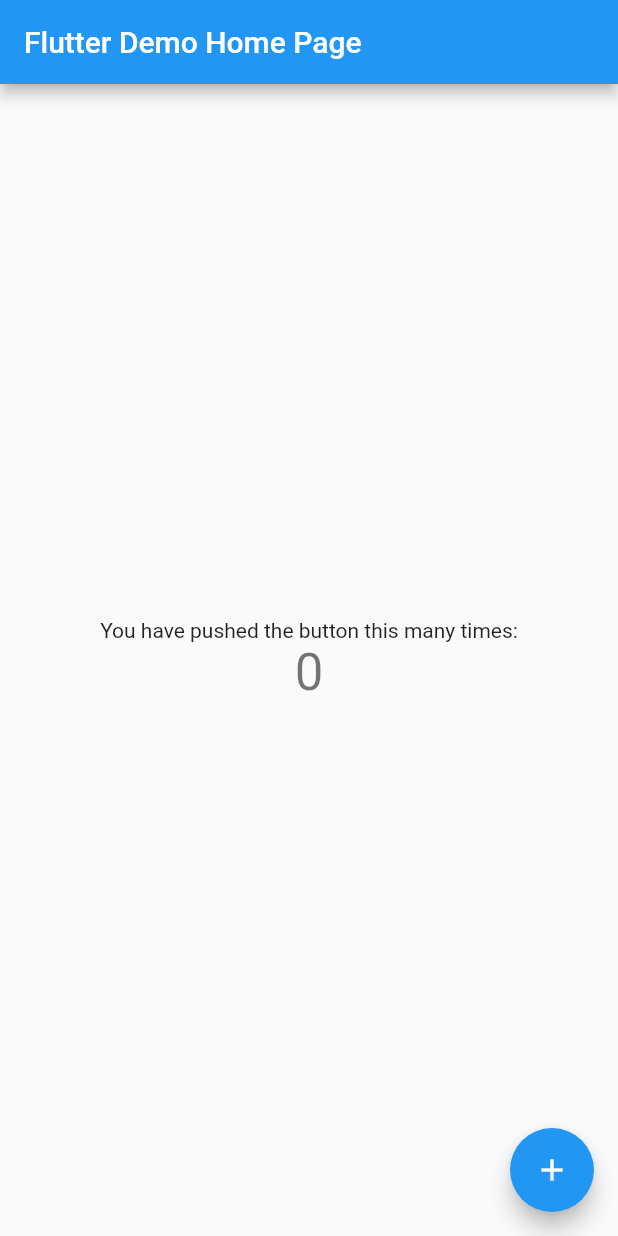
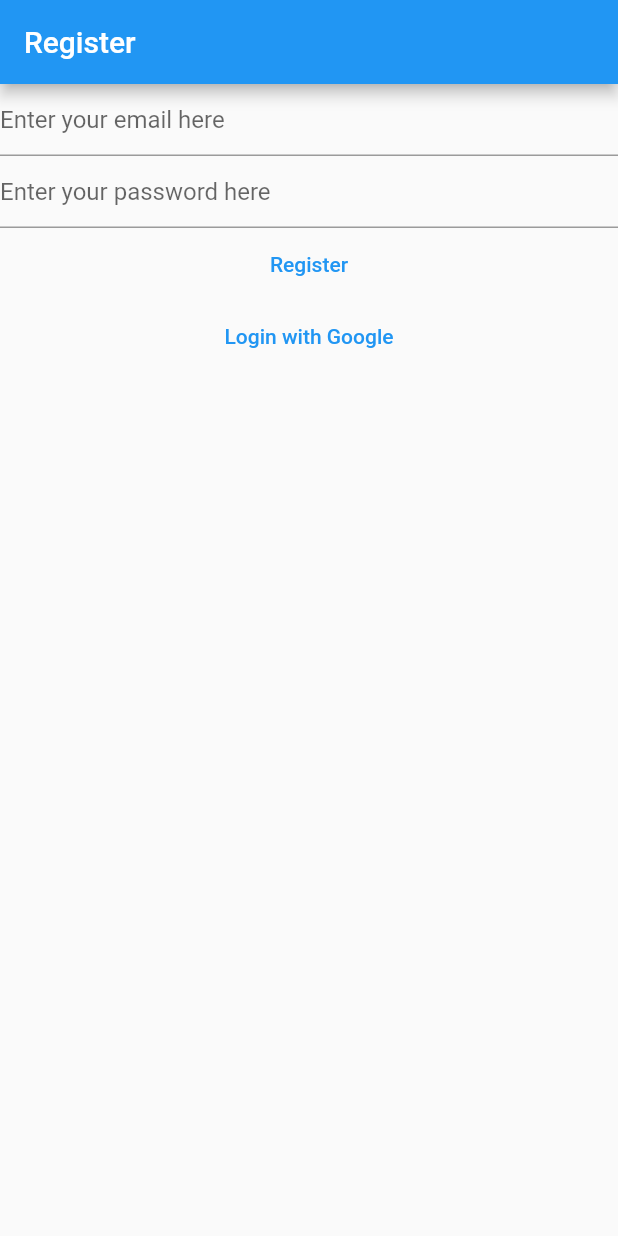
Before and after one commit to NerdyWithZainab/Notes-App, a Flutter app: the screen it shows after launch, on a phone screen of 412 x 824 dp. Run offline on Flutter 3.47's test engine with Material 2 defaults, Android fonts, the phone set to English and light mode, and no system bars; our stand-ins replace firebase_auth, firebase_core, google_sign_in; accounts and stored records are empty.

Commit message:
Added the google sign in authentication

```diff
--- a/notes/lib/main.dart
+++ b/notes/lib/main.dart
@@ -1,115 +1,122 @@
+// ignore_for_file: use_build_context_synchronously
+
+import 'package:firebase_core/firebase_core.dart';
 import 'package:flutter/material.dart';
+import 'package:firebase_auth/firebase_auth.dart';
+import 'package:notes/firebase_options.dart';
+import 'package:notes/utils/authentication.dart';
 
 void main() {
-  runApp(const MyApp());
+  WidgetsFlutterBinding.ensureInitialized();
+  runApp(
+    const MaterialApp(
+      home: HomePage(),
+    ),
+  );
 }
 
-class MyApp extends StatelessWidget {
-  const MyApp({super.key});
+class HomePage extends StatefulWidget {
+  const HomePage({Key? key}) : super(key: key);
 
-  // This widget is the root of your application.
   @override
-  Widget build(BuildContext context) {
-    return MaterialApp(
-      title: 'Flutter Demo',
-      theme: ThemeData(
-        // This is the theme of your application.
-        //
-        // Try running your application with "flutter run". You'll see the
-        // application has a blue toolbar. Then, without quitting the app, try
-        // changing the primarySwatch below to Colors.green and then invoke
-        // "hot reload" (press "r" in the console where you ran "flutter run",
-        // or simply save your changes to "hot reload" in a Flutter IDE).
-        // Notice that the counter didn't reset back to zero; the application
-        // is not restarted.
-        primarySwatch: Colors.blue,
-      ),
-      home: const MyHomePage(title: 'Flutter Demo Home Page'),
-    );
-  }
+  State<HomePage> createState() => _HomePageState();
 }
 
-class MyHomePage extends StatefulWidget {
-  const MyHomePage({super.key, required this.title});
-
-  // This widget is the home page of your application. It is stateful, meaning
-  // that it has a State object (defined below) that contains fields that affect
-  // how it looks.
-
-  // This class is the configuration for the state. It holds the values (in this
-  // case the title) provided by the parent (in this case the App widget) and
-  // used by the build method of the State. Fields in a Widget subclass are
-  // always marked "final".
-
-  final String title;
+class _HomePageState extends State<HomePage> {
+  late final TextEditingController _email;
+  late final TextEditingController _password;
 
   @override
-  State<MyHomePage> createState() => _MyHomePageState();
-}
+  void initState() {
+    _email = TextEditingController();
+    _password = TextEditingController();
+    super.initState();
+  }
 
-class _MyHomePageState extends State<MyHomePage> {
-  int _counter = 0;
+  @override
+  void dispose() {
+    // TODO: implement dispose
+    _email.dispose();
+    _password.dispose();
+    super.dispose();
+  }
 
-  void _incrementCounter() {
-    setState(() {
-      // This call to setState tells the Flutter framework that something has
-      // changed in this State, which causes it to rerun the build method below
-      // so that the display can reflect the updated values. If we changed
-      // _counter without calling setState(), then the build method would not be
-      // called again, and so nothing would appear to happen.
-      _counter++;
-    });
+  Future<void> _registerWithEmailAndPassword() async {
+    final email = _email.text;
+    final password = _password.text;
+    try {
+      await FirebaseAuth.instance
+          .createUserWithEmailAndPassword(email: email, password: password);
+    } on FirebaseAuthException catch (e) {
+      if (e.code == 'weak-password') {
+        ScaffoldMessenger.of(context).showSnackBar(
+          const SnackBar(
+            content: Text('The password provided is too weak.'),
+          ),
+        );
+      } else if (e.code == 'email-already-in-use') {
+        ScaffoldMessenger.of(context).showSnackBar(const SnackBar(
+            content: Text('An account already exists with this email.')));
+      }
+    } catch (e) {
+      ScaffoldMessenger.of(context).showSnackBar(const SnackBar(
+          content: Text('Failed to register. Please try again later.')));
+    }
+  }
+
+  Future<void> _signInWithGoogle() async {
+    User? user = await Authentication.signInWithGoogle(context: context);
+    if (user != null) {
+      showDialog(
+        context: context,
+        builder: (BuildContext context) {
+          return const AlertDialog(
+            title: Text('Login Successful'),
+            content: Text('You have successfully logged in.'),
+          );
+        },
+      );
+    } else {
+      ScaffoldMessenger.of(context).showSnackBar(const SnackBar(
+          content:
+              Text('Failed to sign in with Google. Please try again later.')));
+    }
   }
 
   @override
   Widget build(BuildContext context) {
-    // This method is rerun every time setState is called, for instance as done
-    // by the _incrementCounter method above.
-    //
-    // The Flutter framework has been optimized to make rerunning build methods
-    // fast, so that you can just rebuild anything that needs updating rather
-    // than having to individually change instances of widgets.
     return Scaffold(
       appBar: AppBar(
-        // Here we take the value from the MyHomePage object that was created by
-        // the App.build method, and use it to set our appbar title.
-        title: Text(widget.title),
+        title: const Text("Register"),
       ),
-      body: Center(
-        // Center is a layout widget. It takes a single child and positions it
-        // in the middle of the parent.
-        child: Column(
-          // Column is also a layout widget. It takes a list of children and
-          // arranges them vertically. By default, it sizes itself to fit its
-          // children horizontally, and tries to be as tall as its parent.
-          //
-          // Invoke "debug painting" (press "p" in the console, choose the
-          // "Toggle Debug Paint" action from the Flutter Inspector in Android
-          // Studio, or the "Toggle Debug Paint" command in Visual Studio Code)
-          // to see the wireframe for each widget.
-          //
-          // Column has various properties to control how it sizes itself and
-          // how it positions its children. Here we use mainAxisAlignment to
-          // center the children vertically; the main axis here is the vertical
-          // axis because Columns are vertical (the cross axis would be
-          // horizontal).
-          mainAxisAlignment: MainAxisAlignment.center,
-          children: <Widget>[
-            const Text(
-              'You have pushed the button this many times:',
-            ),
-            Text(
-              '$_counter',
-              style: Theme.of(context).textTheme.headlineMedium,
-            ),
-          ],
-        ),
+      body: Column(
+        children: [
+          TextField(
+            controller: _email,
+            enableSuggestions: false,
+            autocorrect: false,
+            keyboardType: TextInputType.emailAddress,
+            decoration:
+                const InputDecoration(hintText: 'Enter your email here'),
+          ),
+          TextField(
+            controller: _password,
+            obscureText: true,
+            enableSuggestions: false,
+            autocorrect: false,
+            decoration:
+                const InputDecoration(hintText: 'Enter your password here'),
+          ),
+          TextButton(
+            onPressed: _registerWithEmailAndPassword,
+            child: const Text('Register'),
+          ),
+          TextButton(
+            onPressed: _signInWithGoogle,
+            child: const Text("Login with Google"),
+          ),
+        ],
       ),
-      floatingActionButton: FloatingActionButton(
-        onPressed: _incrementCounter,
-        tooltip: 'Increment',
-        child: const Icon(Icons.add),
-      ), // This trailing comma makes auto-formatting nicer for build methods.
     );
   }
 }
--- a/notes/pubspec.yaml
+++ b/notes/pubspec.yaml
@@ -39,6 +39,7 @@ dependencies:
   firebase_auth: ^4.6.1
   cloud_firestore: ^4.7.1
   firebase_analytics: ^10.4.1
+  google_sign_in: ^6.1.3
 
 dev_dependencies:
   flutter_test:
```
Also changed, not shown: notes/lib/utils/authentication.dart (added, +65 -0 lines), notes/assets/images/google icon.png (added), notes/lib/firebase_options.dart (added), notes/pubspec.lock, 7 other files.
